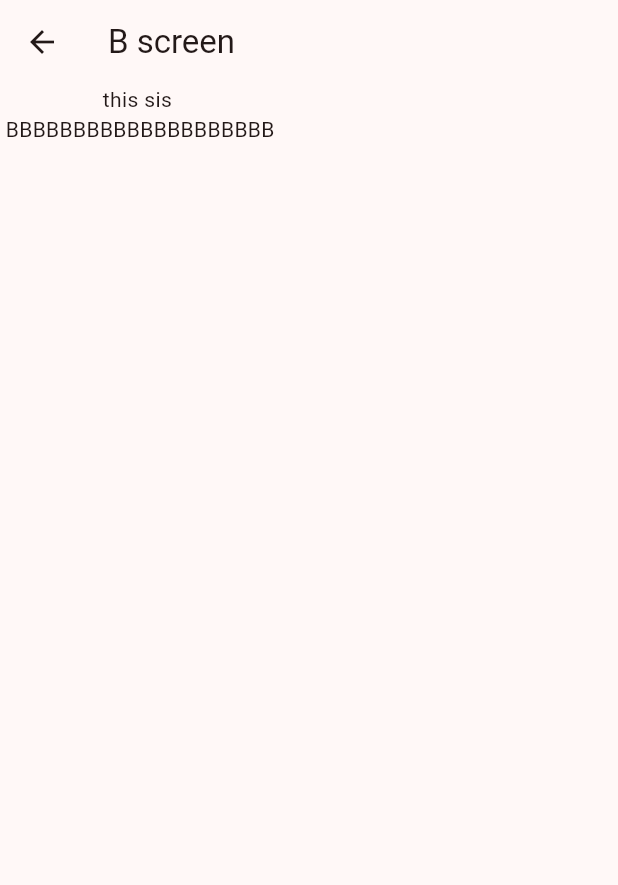
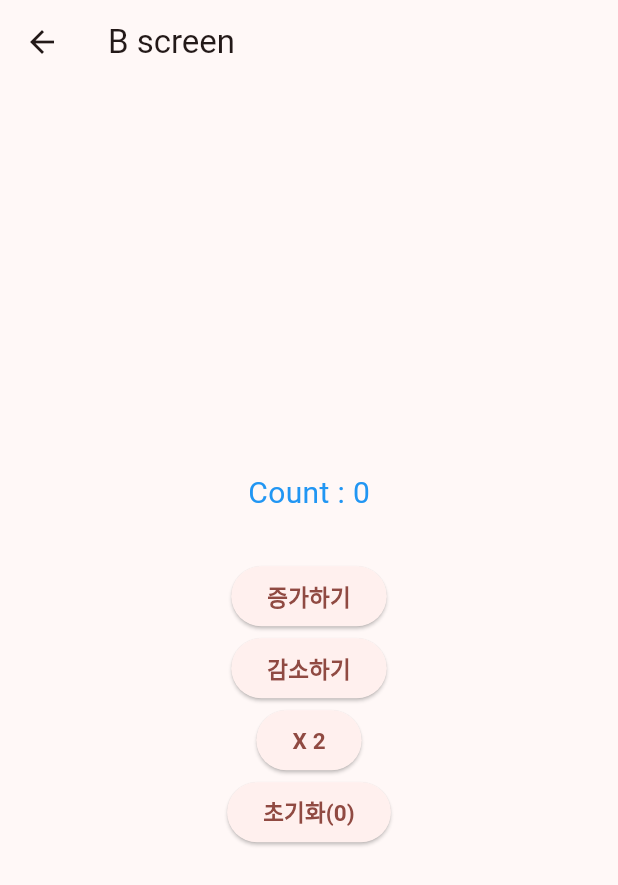
Before and after one commit to xolminox/test2, a Flutter app: the BScreen screen opened directly, on a phone screen of 412 x 824 dp. Shown: the top 885 px of the screen. Run offline on Flutter 3.47's test engine with Material 3 defaults, Android fonts, the phone set to English and light mode, and no system bars; our stand-ins replace flutter_riverpod, table_calendar.

Commit message:
Provider test, B tab made:

```diff
--- a/lib/main.dart
+++ b/lib/main.dart
@@ -1,4 +1,5 @@
 import 'package:flutter/material.dart';
+import 'package:flutter_riverpod/flutter_riverpod.dart';
 import 'package:intl/date_symbol_data_local.dart';
 import 'package:jr_world/const/colors.dart';
 import 'package:jr_world/screen/bscreen.dart';
@@ -9,7 +10,7 @@ import 'package:jr_world/screen/home_screen.dart';
 void main() async {
   WidgetsFlutterBinding.ensureInitialized();
   await initializeDateFormatting();
-  runApp(const MyApp());
+  runApp(const ProviderScope(child: MyApp()));
 }
 
 class MyApp extends StatelessWidget {
@@ -40,7 +41,7 @@ class _MyHomePageState extends State<MyHomePage> {
 
   List<Widget> bodyItems = [
     const HomeScreen(),
-    const BScreen(),
+    BScreen(),
     const CScreen(),
     const DScreen(),
   ];
--- a/lib/screen/bscreen.dart
+++ b/lib/screen/bscreen.dart
@@ -1,25 +1,67 @@
 import 'package:flutter/material.dart';
+import 'package:flutter_riverpod/flutter_riverpod.dart';
 
-class BScreen extends StatefulWidget {
-  const BScreen({Key? key}) : super(key: key);
+class BScreen extends ConsumerWidget {
+  final counterProvider = StateNotifierProvider((ref) => Counter());
+
+  BScreen({Key? key}) : super(key: key);
 
   @override
-  State<BScreen> createState() => _BScreenState();
-}
-
-class _BScreenState extends State<BScreen> {
-  @override
-  Widget build(BuildContext context) {
+  Widget build(BuildContext context, WidgetRef ref) {
+    final count = ref.watch(counterProvider);
+    ref.listen(counterProvider, (previous, next) {
+      print('이전상태 : $previous  /  현재ㅐ상태 : $next ');
+    });
     return Scaffold(
       appBar: AppBar(
         title: const Text('B screen'),
       ),
-      body: const Column(
-        children: [
-          Text('this sis'),
-          Text(' BBBBBBBBBBBBBBBBBBBB'),
-        ],
+      body: Center(
+        child: Column(
+          mainAxisAlignment: MainAxisAlignment.center,
+          crossAxisAlignment: CrossAxisAlignment.center,
+          children: [
+            Text(
+              'Count : ${count.toString()}',
+              style: const TextStyle(fontSize: 20, color: Colors.blue),
+            ),
+            const SizedBox(height: 30),
+            buildElevatedButton(
+                () => ref.watch(counterProvider.notifier).increment(), '증가하기'),
+            buildElevatedButton(
+                () => ref.watch(counterProvider.notifier).decrement(), '감소하기'),
+            buildElevatedButton(
+                () => ref.watch(counterProvider.notifier).double(), 'X 2'),
+            buildElevatedButton(
+                () => ref.watch(counterProvider.notifier).zero(), '초기화(0)'),
+          ],
+        ),
+      ),
+    );
+  }
+
+  ElevatedButton buildElevatedButton(VoidCallback onPressed, String title) {
+    return ElevatedButton(
+      onPressed: onPressed,
+      child: Text(
+        title,
+        style: const TextStyle(
+          fontSize: 15,
+          fontWeight: FontWeight.bold,
+        ),
       ),
     );
   }
 }
+
+class Counter extends StateNotifier<int> {
+  Counter() : super(0);
+
+  void increment() => state++;
+
+  void decrement() => state--;
+
+  void double() => state *= 2;
+
+  void zero() => state = 0;
+}
--- a/pubspec.yaml
+++ b/pubspec.yaml
@@ -40,6 +40,7 @@ dependencies:
   dio : 4.0.6
   provider : 6.0.3
   uuid : 3.0.6
+  flutter_riverpod:
 
 
   # The following adds the Cupertino Icons font to your application.
```
Also changed, not shown: pubspec.lock.
